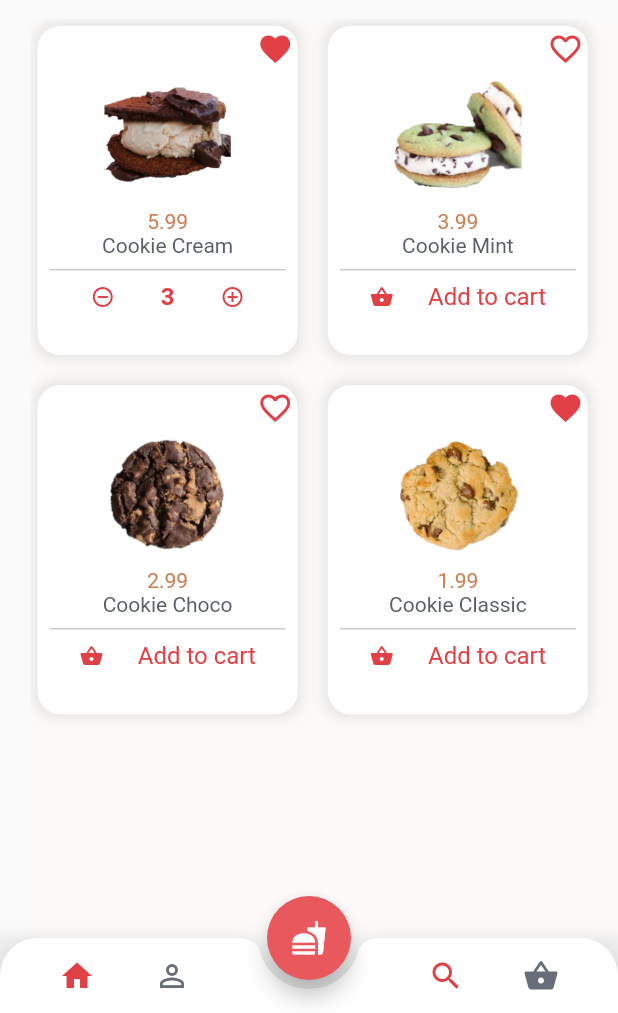
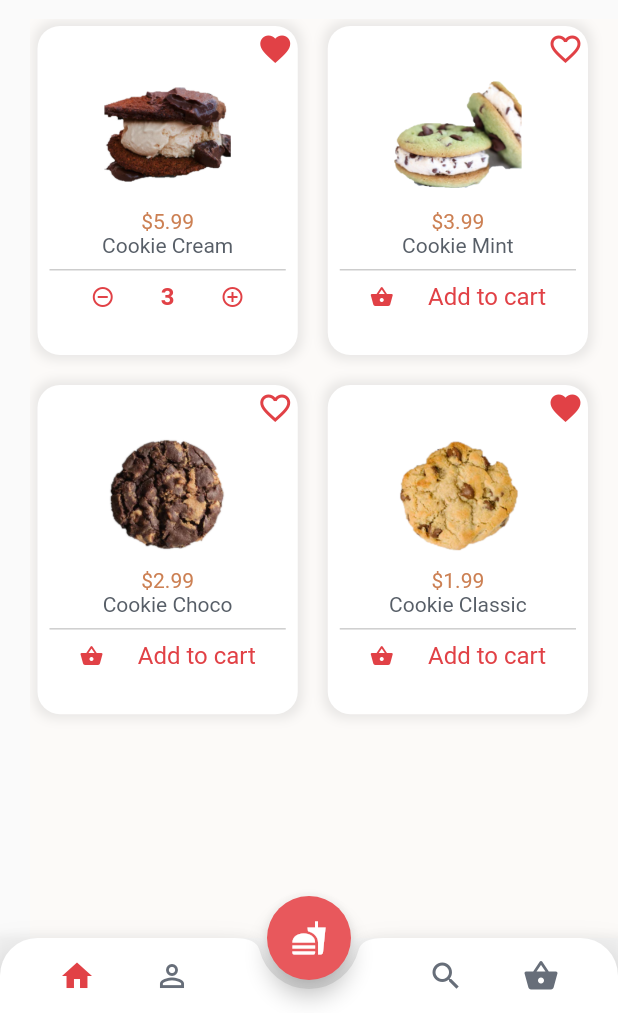
Before and after one commit to helenabd/cookie_store_app, a Flutter app: the screen it shows after launch, on a phone screen of 412 x 824 dp, the part 223-1236 px from its top. Run offline on Flutter 3.47's test engine with Material 2 defaults, Android fonts, the phone set to English and light mode, and no system bars.

Commit message:
Meals Detail Page

```diff
--- a/lib/main.dart
+++ b/lib/main.dart
@@ -1,10 +1,11 @@
 import 'package:flutter/material.dart';
 
+import './pages/meals_page.dart';
 import './meals_data.dart';
 import './widgets/bottom_bar.dart';
-import 'pages/meals_page.dart';
 import './theme.dart';
 import './models/category.dart';
+import './widgets/app_bar.dart';
 
 void main() {
   runApp(MyApp());
@@ -67,34 +68,7 @@ class _MyHomePageState extends State<MyHomePage>
         .map((category) => Category(id: category.id, title: category.title))
         .toList();
     return Scaffold(
-      appBar: AppBar(
-        backgroundColor: kbackgroundColor,
-        elevation: 0.0,
-        centerTitle: true,
-        leading: IconButton(
-          icon: Icon(
-            Icons.arrow_back,
-            color: kprimaryColor,
-          ),
-          onPressed: () {},
-        ),
-        title: Text(
-          'Pickup',
-          style: TextStyle(
-            fontSize: 20.0,
-            color: kprimaryColor,
-          ),
-        ),
-        actions: <Widget>[
-          IconButton(
-            icon: Icon(
-              Icons.notifications_none,
-              color: kprimaryColor,
-            ),
-            onPressed: () {},
-          )
-        ],
-      ),
+      appBar: appBar(context),
       body: ListView(
         padding: EdgeInsets.only(left: 20.0),
         children: <Widget>[
@@ -128,7 +102,8 @@ class _MyHomePageState extends State<MyHomePage>
               controller: _tabController,
               children: [
                 for (int i = 0; i < _availableCategories.length; i++)
-                  MealsPage(_availableCategories[i].id),
+                  MealsPage(_availableCategories[i].id,
+                      _availableCategories[i].title),
               ],
             ),
           ),
--- a/lib/meals_data.dart
+++ b/lib/meals_data.dart
@@ -27,6 +27,8 @@ const MEALS = const [
     name: 'Cookie Cream',
     price: '5.99',
     imgPath: 'assets/images/cookie_cream2.png',
+    description:
+        'Cold, creamy ice cream sandwiched between delicious deluxe cookies. Pick your favorite deluxe cookies and ice cream flavor.',
     added: true,
     isFavorite: true,
   ),
@@ -36,6 +38,8 @@ const MEALS = const [
     name: 'Cookie Mint',
     price: '3.99',
     imgPath: 'assets/images/cookie_mint2.png',
+    description:
+        'Cold, creamy ice cream sandwiched between delicious deluxe cookies of mint. Pick your favorite ice cream flavor.',
     added: false,
     isFavorite: false,
   ),
@@ -45,6 +49,7 @@ const MEALS = const [
     name: 'Cookie Choco',
     price: '2.99',
     imgPath: 'assets/images/cookie_choco2.png',
+    description: 'A delicious cookie of chocolate.',
     added: false,
     isFavorite: false,
   ),
@@ -54,6 +59,7 @@ const MEALS = const [
     name: 'Cookie Classic',
     price: '1.99',
     imgPath: 'assets/images/cookie_classic2.png',
+    description: 'A delicious cookie with chocolate drops.',
     added: false,
     isFavorite: true,
   ),
@@ -63,6 +69,7 @@ const MEALS = const [
     name: 'Cupcake Chocolate and Coffee',
     price: '3.99',
     imgPath: 'assets/images/cupcake_choco_coffee.png',
+    description: 'A delicious chocolate cupcake with coffee cream.',
     added: false,
     isFavorite: true,
   ),
@@ -72,6 +79,7 @@ const MEALS = const [
     name: 'Cupcake Chocolate and Lemon',
     price: '3.99',
     imgPath: 'assets/images/cupcake_choco_lemon.png',
+    description: 'A delicious chocolate cupcake with lemon mousse cream.',
     added: false,
     isFavorite: false,
   ),
@@ -81,6 +89,7 @@ const MEALS = const [
     name: 'Cupcake Chocolate and Oreo',
     price: '5.99',
     imgPath: 'assets/images/cupcake_choco_oreo.png',
+    description: 'A delicious chocolate cupcake with cream and oreo cookie.',
     added: false,
     isFavorite: true,
   ),
@@ -90,6 +99,7 @@ const MEALS = const [
     name: 'Cupcake Red Velvet',
     price: '6.99',
     imgPath: 'assets/images/cupcake_redvelvet.png',
+    description: 'A delicious cupcake red velvet with Ninho cream.',
     added: false,
     isFavorite: false,
   ),
@@ -99,6 +109,7 @@ const MEALS = const [
     name: 'Ice Cream Blackberry and Chocolate',
     price: '13.99',
     imgPath: 'assets/images/ice_cream_blackberry_chocolate.png',
+    description: 'A delicious Blackberry and Chocolate ice cream.',
     added: true,
     isFavorite: false,
   ),
@@ -108,6 +119,8 @@ const MEALS = const [
     name: 'Ice Cream Caramel and Chocolate',
     price: '11.99',
     imgPath: 'assets/images/ice_cream_chocolate_caramel.png',
+    description:
+        'A delicious cream ice cream with Chocolate and Caramel coating.',
     added: false,
     isFavorite: true,
   ),
@@ -117,6 +130,8 @@ const MEALS = const [
     name: 'Ice Cream Strawberry',
     price: '9.99',
     imgPath: 'assets/images/ice_cream_strawberry.png',
+    description:
+        'A delicious Strawberry cone ice cream. Choose your favorite flavor.',
     added: false,
     isFavorite: false,
   ),
@@ -126,6 +141,8 @@ const MEALS = const [
     name: 'Ice Cream Tiramisu',
     price: '12.99',
     imgPath: 'assets/images/ice_cream_tiramisu.png',
+    description:
+        'A delicious Tiramisu cone ice cream. Choose your favorite flavor.',
     added: false,
     isFavorite: true,
   ),
--- a/lib/models/meal.dart
+++ b/lib/models/meal.dart
@@ -6,6 +6,7 @@ class Meal {
   final String name;
   final String price;
   final String imgPath;
+  final String description;
   final bool added;
   final bool isFavorite;
 
@@ -15,6 +16,7 @@ class Meal {
     @required this.name,
     @required this.price,
     @required this.imgPath,
+    @required this.description,
     @required this.added,
     @required this.isFavorite,
   });
--- a/lib/pages/meals_page.dart
+++ b/lib/pages/meals_page.dart
@@ -1,21 +1,70 @@
 import 'package:cookie_store_app/meals_data.dart';
 import 'package:cookie_store_app/models/meal.dart';
+import 'package:cookie_store_app/pages/meals_detail_page.dart';
 import 'package:cookie_store_app/theme.dart';
 import 'package:flutter/material.dart';
 
 class MealsPage extends StatelessWidget {
   final String category;
+  final String categoryTitle;
 
-  MealsPage(this.category);
+  MealsPage(this.category, this.categoryTitle);
 
   List<Meal> _availableMeals;
 
+  @override
+  Widget build(BuildContext context) {
+    final mealId = category;
+    _availableMeals = MEALS.where((meal) => meal.category == mealId).toList();
+    return Scaffold(
+      backgroundColor: Color(0xFFFCFAF8),
+      body: ListView(
+        children: <Widget>[
+          Container(
+            padding: EdgeInsets.only(right: 15.0),
+            width: MediaQuery.of(context).size.width - 30.0,
+            height: MediaQuery.of(context).size.height - 30.0,
+            child: GridView.count(
+              crossAxisCount: 2,
+              primary: false,
+              crossAxisSpacing: 10.0,
+              mainAxisSpacing: 10.0,
+              childAspectRatio: 0.8,
+              children: <Widget>[
+                for (int i = 0; i < _availableMeals.length; i++)
+                  _buildCard(
+                    _availableMeals[i].name,
+                    _availableMeals[i].price,
+                    _availableMeals[i].imgPath,
+                    _availableMeals[i].added,
+                    _availableMeals[i].isFavorite,
+                    categoryTitle,
+                    _availableMeals[i].description,
+                    context,
+                  )
+              ],
+            ),
+          )
+        ],
+      ),
+    );
+  }
+
   Widget _buildCard(String name, String price, String imgPath, bool added,
-      bool isFavorite, context) {
+      bool isFavorite, String category, String description, context) {
     return Padding(
       padding: EdgeInsets.only(top: 5.0, bottom: 5.0, left: 5.0, right: 5.0),
       child: InkWell(
-        onTap: () {},
+        onTap: () {
+          Navigator.of(context).push(MaterialPageRoute(
+              builder: (context) => MealsDetailPage(
+                    category: category,
+                    name: name,
+                    price: price,
+                    imgPath: imgPath,
+                    description: description,
+                  )));
+        },
         child: Container(
           decoration: BoxDecoration(
             borderRadius: BorderRadius.circular(15.0),
@@ -64,7 +113,7 @@ class MealsPage extends StatelessWidget {
                 height: 7.0,
               ),
               Text(
-                price,
+                '\$' + price,
                 style: TextStyle(
                   color: ktextPriceColor,
                   fontSize: 14.0,
@@ -132,40 +181,4 @@ class MealsPage extends StatelessWidget {
       ),
     );
   }
-
-  @override
-  Widget build(BuildContext context) {
-    final mealId = category;
-    _availableMeals = MEALS.where((meal) => meal.category == mealId).toList();
-    return Scaffold(
-      backgroundColor: Color(0xFFFCFAF8),
-      body: ListView(
-        children: <Widget>[
-          Container(
-            padding: EdgeInsets.only(right: 15.0),
-            width: MediaQuery.of(context).size.width - 30.0,
-            height: MediaQuery.of(context).size.height - 30.0,
-            child: GridView.count(
-              crossAxisCount: 2,
-              primary: false,
-              crossAxisSpacing: 10.0,
-              mainAxisSpacing: 10.0,
-              childAspectRatio: 0.8,
-              children: <Widget>[
-                for (int i = 0; i < _availableMeals.length; i++)
-                  _buildCard(
-                    _availableMeals[i].name,
-                    _availableMeals[i].price,
-                    _availableMeals[i].imgPath,
-                    _availableMeals[i].added,
-                    _availableMeals[i].isFavorite,
-                    context,
-                  )
-              ],
-            ),
-          )
-        ],
-      ),
-    );
-  }
 }
--- a/lib/theme.dart
+++ b/lib/theme.dart
@@ -15,3 +15,4 @@ const ktextNameColor = Color(0xFF575E67);
 const ktitleColor = Color(0xFF412828);
 const kbackgroundColor = Color(0xFFA13034);
 // const kbackgroundColor = Colors.white;
+const kTextDescriptionColor = Color(0xffACA9A9);
--- /dev/null
+++ b/lib/widgets/app_bar.dart
@@ -0,0 +1,36 @@
+import 'package:flutter/material.dart';
+
+import '../theme.dart';
+
+AppBar appBar(BuildContext context) {
+  return AppBar(
+    backgroundColor: kbackgroundColor,
+    elevation: 0.0,
+    centerTitle: true,
+    leading: IconButton(
+      icon: Icon(
+        Icons.arrow_back,
+        color: kprimaryColor,
+      ),
+      onPressed: () {
+        Navigator.of(context).pop();
+      },
+    ),
+    title: Text(
+      'Pickup',
+      style: TextStyle(
+        fontSize: 20.0,
+        color: kprimaryColor,
+      ),
+    ),
+    actions: <Widget>[
+      IconButton(
+        icon: Icon(
+          Icons.notifications_none,
+          color: kprimaryColor,
+        ),
+        onPressed: () {},
+      )
+    ],
+  );
+}
--- a/lib/widgets/bottom_bar.dart
+++ b/lib/widgets/bottom_bar.dart
@@ -46,7 +46,7 @@ class BottomBar extends StatelessWidget {
                 children: <Widget>[
                   Icon(
                     Icons.search,
-                    color: kiconPrimaryColor,
+                    color: kiconSecundaryColor,
                   ),
                   Icon(
                     Icons.shopping_basket,
```
Also changed, not shown: lib/pages/meals_detail_page.dart (added, +124 -0 lines).
